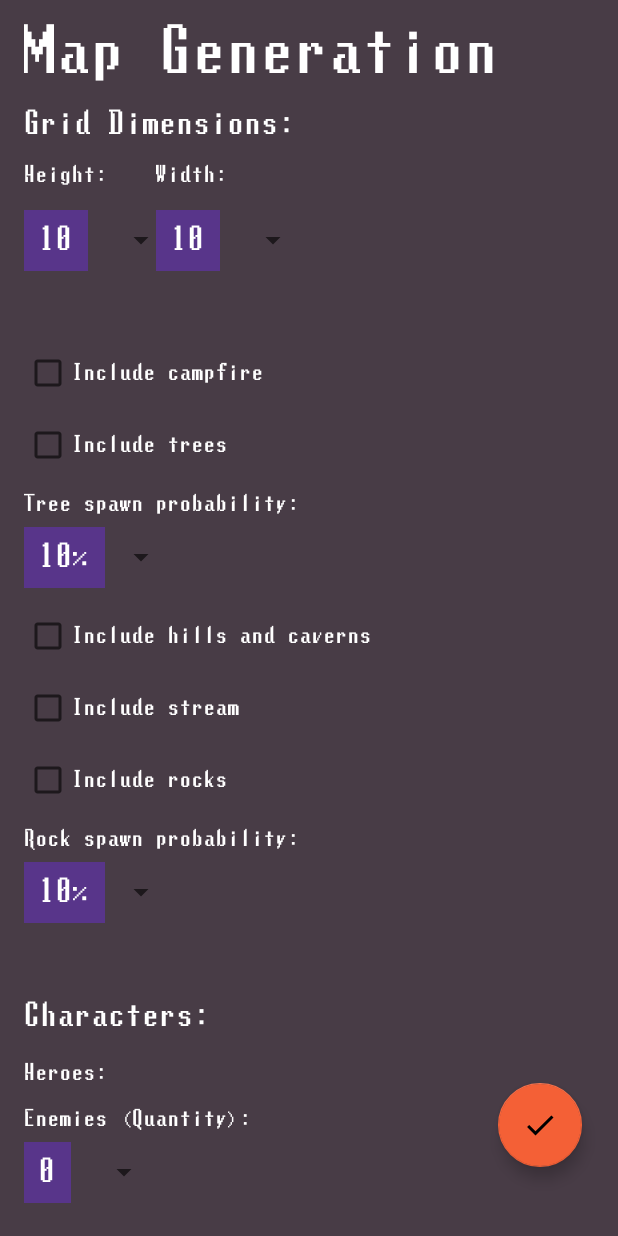
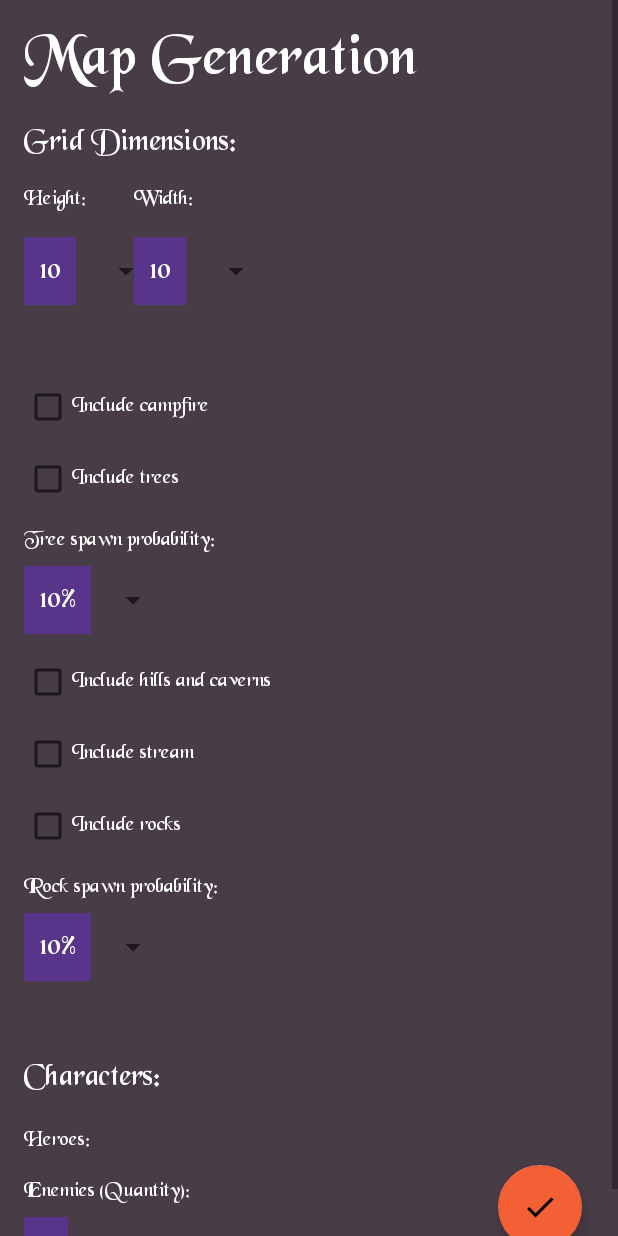
Before and after one commit to arkountos/OrcsAttack, an Android app: the EncounterStartActivity screen opened directly, with no data from a screen before it, on a phone screen of 412 x 824 dp. Run offline under Robolectric (Android 15) with nearby library versions, the phone set to English and light mode, and no system bars; Roboto replaces fonts that are not available here.

Commit message:
Style changes

```diff
--- a/app/src/main/res/layout/activity_encounter_start.xml
+++ b/app/src/main/res/layout/activity_encounter_start.xml
@@ -22,7 +22,6 @@
                 android:layout_width="wrap_content"
                 android:layout_height="wrap_content"
                 android:layout_marginTop="16dp"
-                android:fontFamily="@font/lunchds"
                 android:text="Enemies (Quantity):"
                 android:textColor="@android:color/white"
                 app:layout_constraintStart_toStartOf="@+id/dimensions5"
@@ -33,7 +32,6 @@
                 android:layout_width="wrap_content"
                 android:layout_height="wrap_content"
                 android:layout_marginTop="20dp"
-                android:fontFamily="@font/lunchds"
                 android:text="Heroes:"
                 android:textColor="@android:color/white"
                 app:layout_constraintStart_toStartOf="@+id/dimensions4"
@@ -44,7 +42,6 @@
                 android:layout_width="wrap_content"
                 android:layout_height="wrap_content"
                 android:layout_marginTop="52dp"
-                android:fontFamily="@font/lunchds"
                 android:text="Characters:"
                 android:textColor="@android:color/white"
                 android:textSize="20sp"
@@ -52,13 +49,13 @@
                 app:layout_constraintTop_toBottomOf="@+id/rock_probability_spinner" />
 
             <CheckBox
+                android:fontFamily="@font/blkchry"
                 android:id="@+id/trees_checkbox"
                 android:layout_width="wrap_content"
                 android:layout_height="wrap_content"
                 android:layout_marginStart="16dp"
                 android:layout_marginLeft="16dp"
                 android:layout_marginTop="16dp"
-                android:fontFamily="@font/lunchds"
                 android:text="Include trees"
                 android:textColor="@android:color/white"
                 app:layout_constraintStart_toStartOf="parent"
@@ -69,20 +66,19 @@
                 android:layout_width="wrap_content"
                 android:layout_height="wrap_content"
                 android:layout_marginTop="16dp"
-                android:fontFamily="@font/lunchds"
                 app:layout_constraintEnd_toEndOf="@+id/height"
                 app:layout_constraintHorizontal_bias="0.0"
                 app:layout_constraintStart_toStartOf="@+id/height"
                 app:layout_constraintTop_toBottomOf="@+id/height" />
 
             <CheckBox
+                android:fontFamily="@font/blkchry"
                 android:id="@+id/rocks_checkbox"
                 android:layout_width="wrap_content"
                 android:layout_height="wrap_content"
                 android:layout_marginStart="16dp"
                 android:layout_marginLeft="16dp"
                 android:layout_marginTop="16dp"
-                android:fontFamily="@font/lunchds"
                 android:text="Include rocks"
                 android:textColor="@android:color/white"
                 app:layout_constraintStart_toStartOf="parent"
@@ -93,18 +89,17 @@
                 android:layout_width="wrap_content"
                 android:layout_height="wrap_content"
                 android:layout_marginLeft="32dp"
-                android:fontFamily="@font/lunchds"
                 android:text="Width:"
                 android:textColor="@android:color/white"
                 app:layout_constraintStart_toEndOf="@+id/height"
                 app:layout_constraintTop_toTopOf="@+id/height" />
 
             <CheckBox
+                android:fontFamily="@font/blkchry"
                 android:id="@+id/hills_checkbox"
                 android:layout_width="wrap_content"
                 android:layout_height="wrap_content"
                 android:layout_marginTop="16dp"
-                android:fontFamily="@font/lunchds"
                 android:text="Include hills and caverns"
                 android:textColor="@android:color/white"
                 app:layout_constraintStart_toStartOf="@+id/tree_probability_spinner"
@@ -115,7 +110,6 @@
                 android:layout_width="wrap_content"
                 android:layout_height="wrap_content"
                 android:layout_marginTop="16dp"
-                android:fontFamily="@font/lunchds"
                 android:text="Height:"
                 android:textColor="@android:color/white"
                 app:layout_constraintStart_toStartOf="@+id/dimensions"
@@ -126,7 +120,6 @@
                 android:layout_width="wrap_content"
                 android:layout_height="wrap_content"
                 android:layout_marginTop="16dp"
-                android:fontFamily="@font/lunchds"
                 app:layout_constraintEnd_toEndOf="@+id/width"
                 app:layout_constraintHorizontal_bias="0.0"
                 app:layout_constraintStart_toStartOf="@+id/width"
@@ -137,7 +130,6 @@
                 android:layout_width="wrap_content"
                 android:layout_height="wrap_content"
                 android:layout_marginTop="8dp"
-                android:fontFamily="@font/lunchds"
                 app:layout_constraintStart_toStartOf="@+id/tree_probability_text"
                 app:layout_constraintTop_toBottomOf="@+id/tree_probability_text" />
 
@@ -159,33 +151,32 @@
                 android:layout_width="wrap_content"
                 android:layout_height="wrap_content"
                 android:layout_marginTop="16dp"
-                android:fontFamily="@font/lunchds"
                 android:text="Rock spawn probability:"
                 android:textColor="@android:color/white"
                 app:layout_constraintStart_toStartOf="@+id/rocks_checkbox"
                 app:layout_constraintTop_toBottomOf="@+id/rocks_checkbox" />
 
             <CheckBox
+                android:fontFamily="@font/blkchry"
                 android:id="@+id/campfire_checkbox"
                 android:layout_width="wrap_content"
                 android:layout_height="wrap_content"
                 android:layout_marginStart="16dp"
                 android:layout_marginLeft="16dp"
                 android:layout_marginTop="52dp"
-                android:fontFamily="@font/lunchds"
                 android:text="Include campfire"
                 android:textColor="@android:color/white"
                 app:layout_constraintStart_toStartOf="parent"
                 app:layout_constraintTop_toBottomOf="@+id/height_spinner" />
 
             <CheckBox
+                android:fontFamily="@font/blkchry"
                 android:id="@+id/stream_checkbox"
                 android:layout_width="wrap_content"
                 android:layout_height="wrap_content"
                 android:layout_marginStart="16dp"
                 android:layout_marginLeft="16dp"
                 android:layout_marginTop="16dp"
-                android:fontFamily="@font/lunchds"
                 android:text="Include stream"
                 android:textColor="@android:color/white"
                 app:layout_constraintStart_toStartOf="parent"
@@ -196,7 +187,6 @@
                 android:layout_width="wrap_content"
                 android:layout_height="wrap_content"
                 android:layout_marginTop="8dp"
-                android:fontFamily="@font/lunchds"
                 app:layout_constraintStart_toStartOf="@+id/tree_probability_text2"
                 app:layout_constraintTop_toBottomOf="@+id/tree_probability_text2" />
 
@@ -207,7 +197,6 @@
                 android:layout_marginStart="16dp"
                 android:layout_marginLeft="16dp"
                 android:layout_marginTop="16dp"
-                android:fontFamily="@font/lunchds"
                 android:text="Grid Dimensions:"
                 android:textColor="@android:color/white"
                 android:textSize="20sp"
@@ -221,7 +210,6 @@
                 android:layout_marginStart="16dp"
                 android:layout_marginLeft="16dp"
                 android:layout_marginTop="16dp"
-                android:fontFamily="@font/lunchds"
                 android:text="Map Generation"
                 android:textColor="@android:color/white"
                 android:textSize="40sp"
@@ -233,7 +221,6 @@
                 android:layout_width="wrap_content"
                 android:layout_height="wrap_content"
                 android:layout_marginTop="16dp"
-                android:fontFamily="@font/lunchds"
                 android:text="Tree spawn probability:"
                 android:textColor="@android:color/white"
                 app:layout_constraintStart_toStartOf="@+id/trees_checkbox"
--- a/app/src/main/res/values/styles.xml
+++ b/app/src/main/res/values/styles.xml
@@ -9,10 +9,11 @@
         <item name="android:textViewStyle">@style/MyCustomFontStyle</item>
 <!--        <item name="android:checkboxStyle">@style/MyCustomCheckboxFontStyle</item>-->
         <item name="android:buttonStyle">@style/MyCustomFontStyle</item>
+        <item name="android:textColor">#FFFFFF</item>
     </style>
 
     <style name="MyCustomFontStyle" parent="android:Widget.TextView">
-        <item name="android:fontFamily">@font/lunchds</item>
+        <item name="android:fontFamily">@font/blkchry</item>
     </style>
 
 </resources>
```
Also changed, not shown: app/src/main/java/com/example/inittrack2/EncounterGeneratorActivity.kt (+0 -16 lines), app/src/main/res/layout/activity_start.xml (+19 -5 lines), app/src/main/res/font/blkchry.TTF (added).
